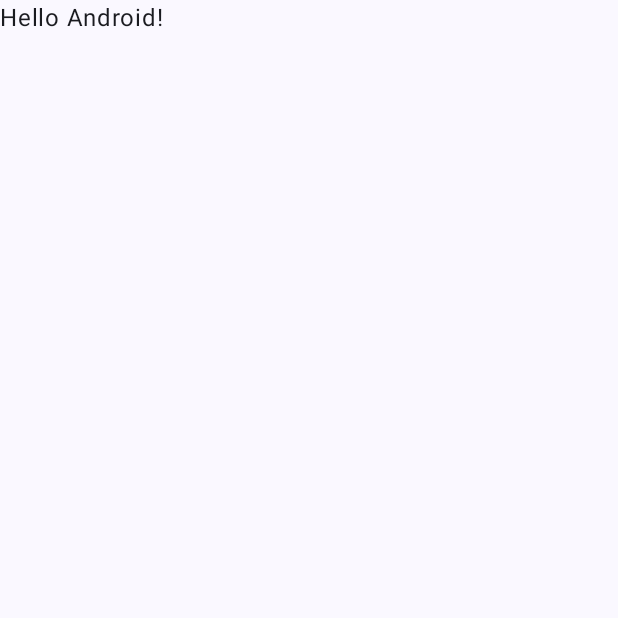
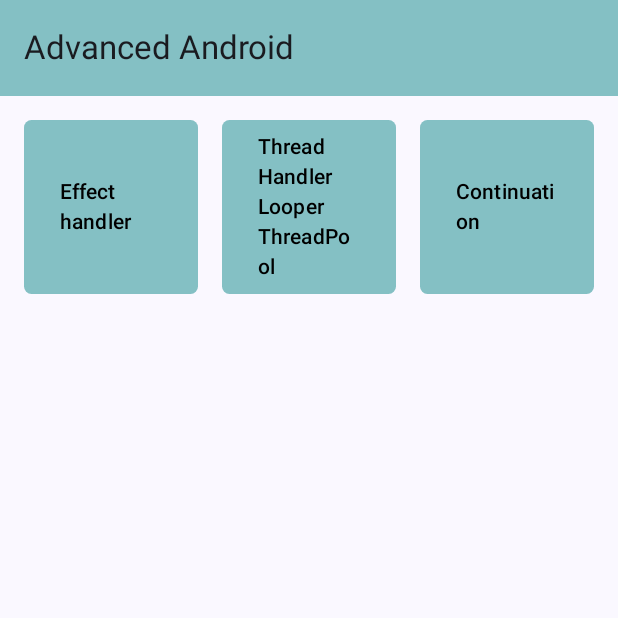
Before and after one commit to SargisKhlopuzyan/AdvancedAndroid, an Android app built with Jetpack Compose: the screen it shows after launch (MainActivity), on a phone screen of 412 x 824 dp, the top half of it. Before the commit the part shown is almost empty. Run offline under Robolectric (Android 15) with nearby library versions, the phone set to English and light mode, and no system bars.

Commit message:
Configured Main Screen

```diff
--- a/app/build.gradle.kts
+++ b/app/build.gradle.kts
@@ -49,6 +49,11 @@ dependencies {
     implementation(libs.androidx.ui.graphics)
     implementation(libs.androidx.ui.tooling.preview)
     implementation(libs.androidx.material3)
+
+
+    // NAVIGATION
+    implementation(libs.androidx.navigation.compose)
+
     testImplementation(libs.junit)
     androidTestImplementation(libs.androidx.junit)
     androidTestImplementation(libs.androidx.espresso.core)
--- a/app/src/main/java/com/sargis/khlopuzyan/advancedandroid/MainActivity.kt
+++ b/app/src/main/java/com/sargis/khlopuzyan/advancedandroid/MainActivity.kt
@@ -4,13 +4,7 @@ import android.os.Bundle
 import androidx.activity.ComponentActivity
 import androidx.activity.compose.setContent
 import androidx.activity.enableEdgeToEdge
-import androidx.compose.foundation.layout.fillMaxSize
-import androidx.compose.foundation.layout.padding
-import androidx.compose.material3.Scaffold
-import androidx.compose.material3.Text
-import androidx.compose.runtime.Composable
-import androidx.compose.ui.Modifier
-import androidx.compose.ui.tooling.preview.Preview
+import com.sargis.khlopuzyan.advancedandroid.ui.MainNavigation
 import com.sargis.khlopuzyan.advancedandroid.ui.theme.AdvancedAndroidTheme
 
 class MainActivity : ComponentActivity() {
@@ -19,29 +13,8 @@ class MainActivity : ComponentActivity() {
         enableEdgeToEdge()
         setContent {
             AdvancedAndroidTheme {
-                Scaffold(modifier = Modifier.fillMaxSize()) { innerPadding ->
-                    Greeting(
-                        name = "Android",
-                        modifier = Modifier.padding(innerPadding)
-                    )
-                }
+                MainNavigation()
             }
         }
     }
 }
-
-@Composable
-fun Greeting(name: String, modifier: Modifier = Modifier) {
-    Text(
-        text = "Hello $name!",
-        modifier = modifier
-    )
-}
-
-@Preview(showBackground = true)
-@Composable
-fun GreetingPreview() {
-    AdvancedAndroidTheme {
-        Greeting("Android")
-    }
-}
--- a/app/src/main/java/com/sargis/khlopuzyan/advancedandroid/ReadMe.kt
+++ b/app/src/main/java/com/sargis/khlopuzyan/advancedandroid/handler_looper_thread_handlerThread_threadPool_messageQueue/ReadMe.kt
@@ -1,4 +1,4 @@
-package com.sargis.khlopuzyan.advancedandroid
+package com.sargis.khlopuzyan.advancedandroid.handler_looper_thread_handlerThread_threadPool_messageQueue
 
 /** Thread :
  *
--- /dev/null
+++ b/app/src/main/java/com/sargis/khlopuzyan/advancedandroid/ui/MainNavigation.kt
@@ -0,0 +1,28 @@
+package com.sargis.khlopuzyan.advancedandroid.ui
+
+import androidx.compose.runtime.Composable
+import androidx.navigation.compose.NavHost
+import androidx.navigation.compose.composable
+import androidx.navigation.compose.rememberNavController
+
+@Composable
+fun MainNavigation() {
+    val navController = rememberNavController()
+    NavHost(
+        navController = navController,
+        startDestination = MainScreens.MainScreen.route
+    ) {
+        composable(route = MainScreens.MainScreen.route) {
+            MainScreen(navController)
+        }
+        composable(route = MainScreens.ThreadHandlerLooperThreadPool.route) {
+
+        }
+        composable(route = MainScreens.Continuation.route) {
+
+        }
+        composable(route = MainScreens.EffectHandler.route) {
+
+        }
+    }
+}
--- /dev/null
+++ b/app/src/main/java/com/sargis/khlopuzyan/advancedandroid/ui/MainScreen.kt
@@ -0,0 +1,105 @@
+package com.sargis.khlopuzyan.advancedandroid.ui
+
+import androidx.compose.foundation.background
+import androidx.compose.foundation.layout.Arrangement
+import androidx.compose.foundation.layout.aspectRatio
+import androidx.compose.foundation.layout.fillMaxSize
+import androidx.compose.foundation.layout.padding
+import androidx.compose.foundation.lazy.grid.GridCells
+import androidx.compose.foundation.lazy.grid.LazyVerticalGrid
+import androidx.compose.foundation.shape.RoundedCornerShape
+import androidx.compose.material3.Button
+import androidx.compose.material3.ButtonDefaults
+import androidx.compose.material3.ExperimentalMaterial3Api
+import androidx.compose.material3.Scaffold
+import androidx.compose.material3.Text
+import androidx.compose.material3.TopAppBar
+import androidx.compose.material3.TopAppBarDefaults
+import androidx.compose.runtime.Composable
+import androidx.compose.ui.Modifier
+import androidx.compose.ui.draw.clip
+import androidx.compose.ui.graphics.Color
+import androidx.compose.ui.tooling.preview.Preview
+import androidx.compose.ui.unit.dp
+import androidx.navigation.NavController
+import androidx.navigation.compose.rememberNavController
+
+@OptIn(ExperimentalMaterial3Api::class)
+@Composable
+fun MainScreen(navController: NavController) {
+    Scaffold(
+        topBar = {
+            TopAppBar(
+                title = {
+                    Text(text = "Advanced Android")
+                },
+                colors = TopAppBarDefaults.topAppBarColors(
+                    containerColor = Color(132, 192, 196, 255)
+                )
+            )
+        },
+        modifier = Modifier.fillMaxSize()
+    ) { innerPadding ->
+        LazyVerticalGrid(
+            modifier = Modifier
+                .fillMaxSize()
+                .padding(innerPadding)
+                .padding(16.dp),
+            columns = GridCells.Fixed(3),
+            horizontalArrangement = Arrangement.spacedBy(16.dp),
+            verticalArrangement = Arrangement.spacedBy(16.dp)
+        ) {
+            item {
+                LazyGridItem(
+                    text = "Effect handler",
+                    onClick = {
+                        navController.navigate(MainScreens.EffectHandler.route)
+                    }
+                )
+            }
+
+            item {
+                LazyGridItem(
+                    text = "Thread Handler Looper ThreadPool",
+                    onClick = {
+                        navController.navigate(MainScreens.ThreadHandlerLooperThreadPool.route)
+                    }
+                )
+            }
+
+            item {
+                LazyGridItem(
+                    text = "Continuation",
+                    onClick = {
+                        navController.navigate(MainScreens.Continuation.route)
+                    }
+                )
+            }
+        }
+    }
+}
+
+
+@Composable
+private fun LazyGridItem(text: String, onClick: () -> Unit) {
+    Button(
+        modifier = Modifier
+            .aspectRatio(1f)
+            .clip(RoundedCornerShape(5.dp))
+            .background(Color(132, 192, 196, 255)),
+        shape = RoundedCornerShape(0.dp),
+        colors = ButtonDefaults.buttonColors(
+            containerColor = Color.Transparent,
+            contentColor = Color.Black
+        ),
+        onClick = onClick
+    ) {
+        Text(text = text)
+    }
+}
+
+@Preview(showBackground = true)
+@Composable
+fun MainScreenPreview() {
+    MainScreen(rememberNavController())
+}
--- /dev/null
+++ b/app/src/main/java/com/sargis/khlopuzyan/advancedandroid/ui/MainScreens.kt
@@ -0,0 +1,8 @@
+package com.sargis.khlopuzyan.advancedandroid.ui
+
+sealed class MainScreens(val route: String) {
+    object MainScreen: MainScreens("main_screen")
+    object EffectHandler: MainScreens("effect_handler")
+    object Continuation: MainScreens("continuation")
+    object ThreadHandlerLooperThreadPool: MainScreens("thread_handler_looper_thread_pool")
+}
```
Also changed, not shown: app/src/main/java/com/sargis/khlopuzyan/advancedandroid/coroutines/Continuation.kt (added, +34 -0 lines), gradle/libs.versions.toml (+6 -3 lines).
